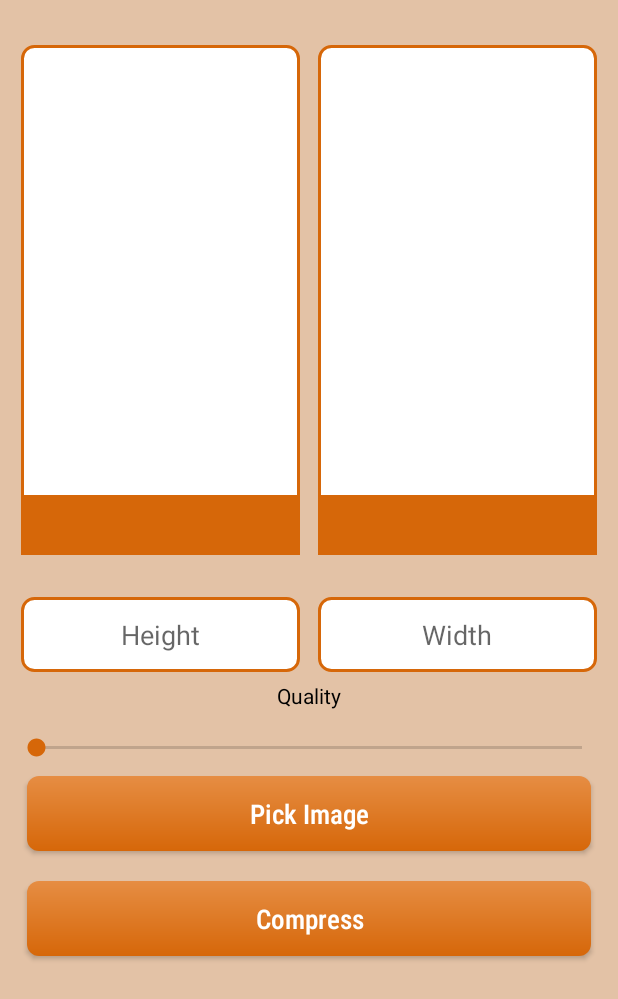
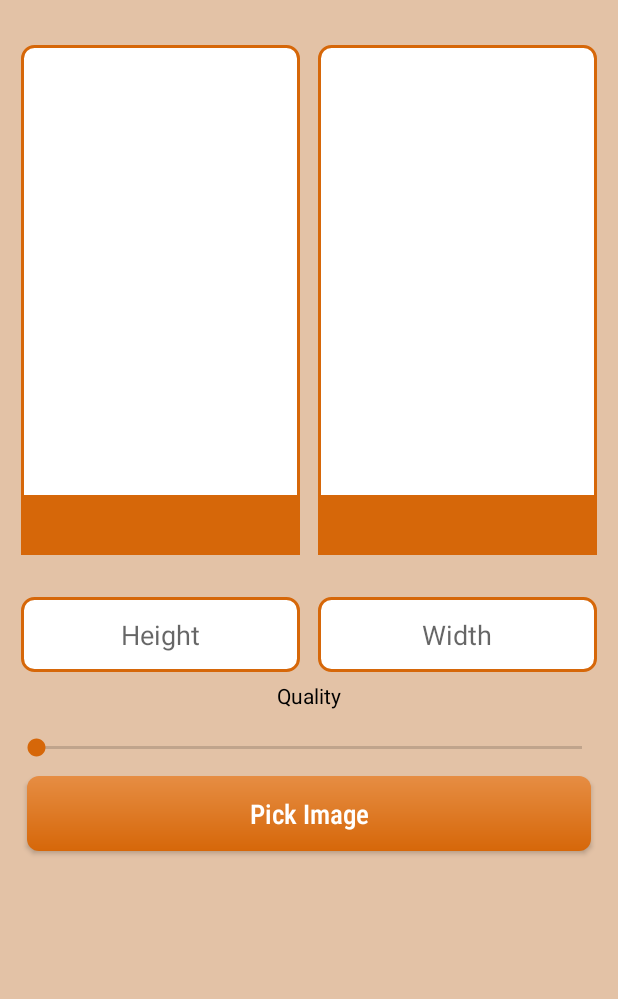
Before and after one commit to natvar97/IndieImageCompressor, an Android app: the layout activity_main.xml on its own in the app's theme, with its tools: preview values and no code run, on a phone screen of 412 x 824 dp. Shown: the top 999 px of the screen. Run offline under Robolectric (Android 15) with nearby library versions, the phone set to English and light mode, and no system bars.

Commit message:
final commit

```diff
--- a/app/src/main/AndroidManifest.xml
+++ b/app/src/main/AndroidManifest.xml
@@ -4,8 +4,6 @@
 
     <uses-permission android:name="android.permission.READ_EXTERNAL_STORAGE" />
     <uses-permission android:name="android.permission.WRITE_EXTERNAL_STORAGE" />
-
-    <uses-permission android:name="android.permission.MANAGE_EXTERNAL_STORAGE"/>
 
     <application
         android:allowBackup="true"
--- a/app/src/main/res/drawable/button_background.xml
+++ b/app/src/main/res/drawable/button_background.xml
@@ -5,7 +5,7 @@
     <corners android:radius="8dp" />
 
     <gradient
-        android:angle="210"
+        android:angle="270"
         android:endColor="@color/color_background_dark"
         android:startColor="@color/color_background_light" />
 
--- a/app/src/main/res/layout/activity_main.xml
+++ b/app/src/main/res/layout/activity_main.xml
@@ -143,7 +143,7 @@
                 android:text="Compress"
                 android:textColor="@color/white"
                 android:background="@drawable/button_background"
-                android:visibility="visible"
+                android:visibility="gone"
                 android:textAllCaps="false" />
 
         </LinearLayout>
```
